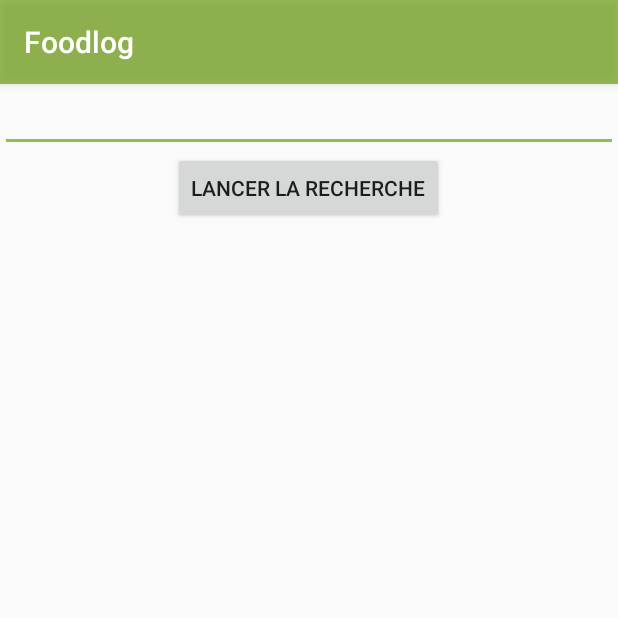
After one commit to CVhp/Foodlog, an Android app: the RecetteActivity screen opened directly, with no data from a screen before it, on a phone screen of 412 x 824 dp, the top half of it. The commit adds this screen. Run offline under Robolectric (Android 15) with nearby library versions, the phone set to English and light mode, and no system bars.

Commit message:
Ajout de l'api marmiton et du layout

```diff
--- a/app/src/main/AndroidManifest.xml
+++ b/app/src/main/AndroidManifest.xml
@@ -34,6 +34,7 @@
         <activity android:name=".Options.DetailsProductActivity" />
         <activity android:name=".Notif.NotificationActivity"/>
         <activity android:name=".Notif.SettingsActivity"></activity>
+        <activity android:name=".Options.RecetteActivity"/>
 
         <meta-data
             android:name="com.google.android.gms.vision.DEPENDENCIES"
--- a/app/src/main/java/fr/epf/foodlog/ListProduct/ListProductActivity.kt
+++ b/app/src/main/java/fr/epf/foodlog/ListProduct/ListProductActivity.kt
@@ -17,6 +17,7 @@ import androidx.work.WorkManager
 import fr.epf.foodlog.LoadingActivities.LoadingActivity
 import fr.epf.foodlog.Notif.SettingsActivity
 import fr.epf.foodlog.Options.AddProductActivity
+import fr.epf.foodlog.Options.RecetteActivity
 import fr.epf.foodlog.R
 import fr.epf.foodlog.data.AppDataBase
 import fr.epf.foodlog.data.ProductDao
@@ -157,6 +158,11 @@ class ListProductActivity : AppCompatActivity() {
                 startActivity(intent)
                 true
             }
+            R.id.action_recette -> {
+                val intent = Intent(this, RecetteActivity::class.java)
+                startActivity(intent)
+                true
+            }
             else -> true
         }
 
--- /dev/null
+++ b/app/src/main/res/layout/activity_recette.xml
@@ -0,0 +1,24 @@
+<?xml version="1.0" encoding="utf-8"?>
+<LinearLayout
+    xmlns:android="http://schemas.android.com/apk/res/android" android:layout_width="match_parent"
+    android:layout_height="match_parent"
+    android:orientation="vertical">
+
+    <EditText
+        android:id="@+id/ingredient_choix"
+        android:layout_width="match_parent"
+        android:layout_height="wrap_content"/>
+
+    <Button
+        android:id="@+id/lancer_recherche"
+        android:layout_width="wrap_content"
+        android:layout_height="wrap_content"
+        android:text="Lancer la recherche"
+        android:layout_gravity="center_horizontal"/>
+
+    <TextView
+        android:id="@+id/affiche_recette"
+        android:layout_width="match_parent"
+        android:layout_height="match_parent"/>
+
+</LinearLayout>
--- a/app/src/main/res/menu/list_clients.xml
+++ b/app/src/main/res/menu/list_clients.xml
@@ -2,6 +2,11 @@
 <menu xmlns:app="http://schemas.android.com/apk/res-auto"
     xmlns:android="http://schemas.android.com/apk/res/android">
 
+    <item
+        android:id="@+id/action_recette"
+        android:icon="@drawable/ic_search_black_24dp"
+        android:title="Supprimer"
+        app:showAsAction="ifRoom" />
     <item
         android:id="@+id/action_settings"
         android:icon="@drawable/mr_dialog_close_dark"
```
Also changed, not shown: app/src/main/java/fr/epf/foodlog/Options/RecetteActivity.kt (added, +51 -0 lines), app/src/main/java/fr/epf/foodlog/service/MarmitonAPI.kt (added, +20 -0 lines), app/src/main/res/drawable/ic_search_black_24dp.xml (added, +9 -0 lines).
